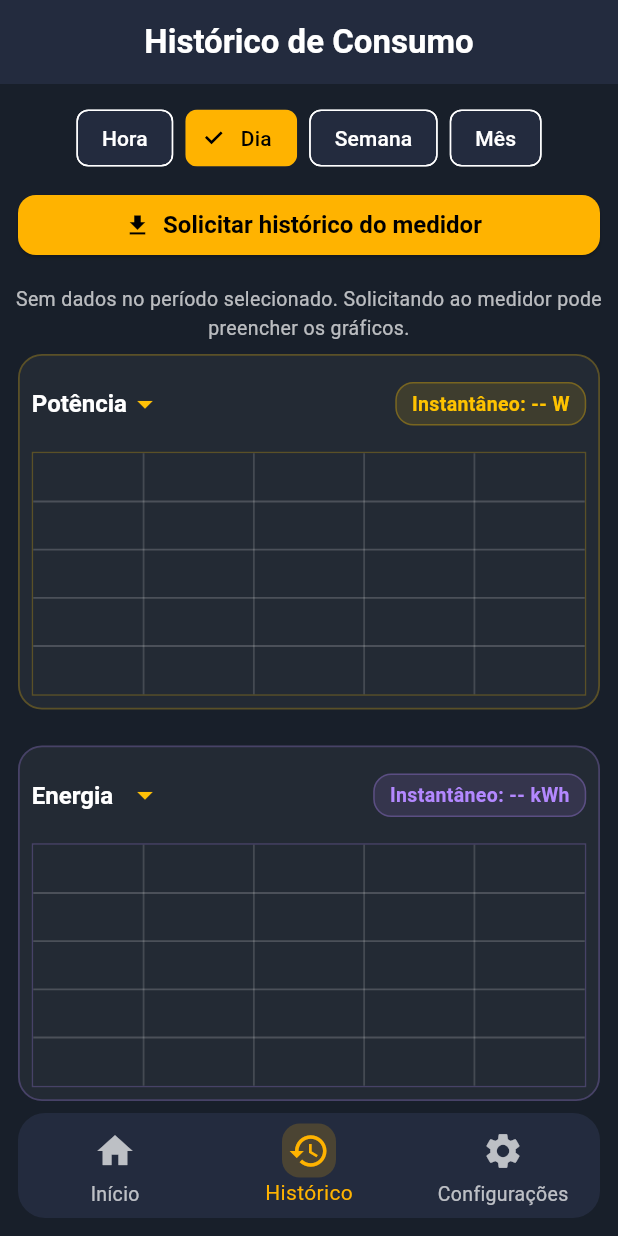
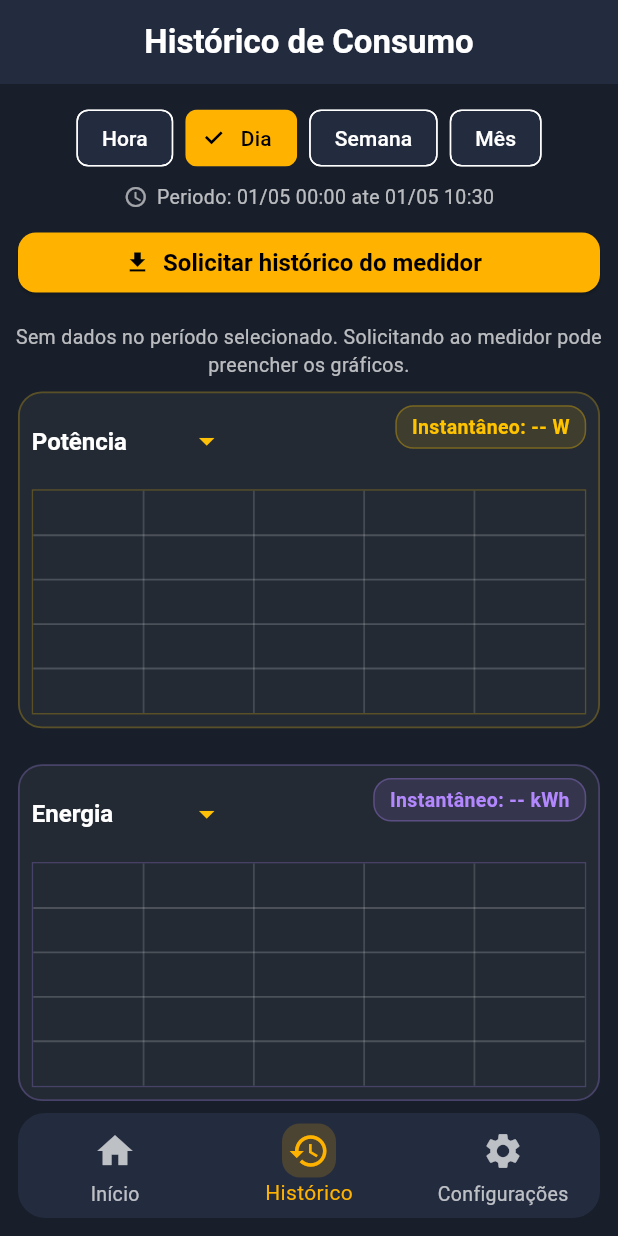
Before and after one commit to frahncky/EMetrics-IoT, a Flutter app: the screen it shows after launch, item 2 of the bottom bar chosen, on a phone screen of 412 x 824 dp. Run offline on Flutter 3.47's test engine with Material 3 defaults, Android fonts, the phone set to English and light mode, and no system bars; drawn by our look-alikes of fl_chart; our stand-ins replace csv, flutter_local_notifications, flutter_riverpod, shared_preferences, sqflite; missing offline and left inert: mqtt_client; accounts and stored records are empty.

Commit message:
feat: enhance history UX and persist mqtt settings

```diff
--- a/lib/src/ui/history/history_chart.dart
+++ b/lib/src/ui/history/history_chart.dart
@@ -61,6 +61,7 @@ class HistoryChart extends StatelessWidget {
       spots.add(FlSpot(i.toDouble(), value));
     }
     final double? lastValue = data.isNotEmpty ? _getFieldValue(data.last, field) : null;
+    final labelStep = data.length > 6 ? (data.length / 4).ceil() : 1;
 
     return Container(
       margin: const EdgeInsets.symmetric(horizontal: 12, vertical: 8),
@@ -74,8 +75,9 @@ class HistoryChart extends StatelessWidget {
         child: Column(
           crossAxisAlignment: CrossAxisAlignment.stretch,
           children: [
-            Row(
-              mainAxisAlignment: MainAxisAlignment.spaceBetween,
+            Wrap(
+              alignment: WrapAlignment.spaceBetween,
+              runSpacing: 8,
               children: [
                 fieldSelector != null
                     ? fieldSelector!(context)
@@ -143,7 +145,7 @@ class HistoryChart extends StatelessWidget {
                               showTitles: true,
                               reservedSize: 28,
                               getTitlesWidget: (value, meta) => Text(
-                                value.toInt().toString(),
+                                _buildBottomLabel(value, data, labelStep),
                                 style: TextStyle(color: Colors.white.withOpacity(0.5), fontSize: 11),
                               ),
                             ),
@@ -207,4 +209,19 @@ class HistoryChart extends StatelessWidget {
         return 0;
     }
   }
+
+  String _buildBottomLabel(double value, List<Metric> data, int labelStep) {
+    final index = value.toInt();
+    if (index < 0 || index >= data.length) {
+      return '';
+    }
+    if (index % labelStep != 0 && index != data.length - 1) {
+      return '';
+    }
+
+    final timestamp = data[index].timestamp;
+    final hour = timestamp.hour.toString().padLeft(2, '0');
+    final minute = timestamp.minute.toString().padLeft(2, '0');
+    return '$hour:$minute';
+  }
 }
--- a/lib/src/ui/history/history_page.dart
+++ b/lib/src/ui/history/history_page.dart
@@ -49,6 +49,8 @@ class _HistoryChartSelector extends StatelessWidget {
       {'label': 'Corrente', 'value': 'current'},
       {'label': 'Tensão', 'value': 'voltage'},
       {'label': 'Energia', 'value': 'energy'},
+      {'label': 'Fator Potência', 'value': 'pf'},
+      {'label': 'Frequência', 'value': 'frequency'},
     ];
     return DropdownButtonHideUnderline(
       child: DropdownButton<String>(
@@ -111,6 +113,14 @@ class _HistoryPageState extends ConsumerState<HistoryPage> {
     }
   }
 
+  String _formatDateTime(DateTime value) {
+    final day = value.day.toString().padLeft(2, '0');
+    final month = value.month.toString().padLeft(2, '0');
+    final hour = value.hour.toString().padLeft(2, '0');
+    final minute = value.minute.toString().padLeft(2, '0');
+    return '$day/$month $hour:$minute';
+  }
+
   Future<void> _requestHistoryFromMeter() async {
     final range = (_activeFrom, _activeTo);
     setState(() {
@@ -162,6 +172,20 @@ class _HistoryPageState extends ConsumerState<HistoryPage> {
                 _activeTo = range.$2;
               });
             },
+          ),
+          Padding(
+            padding: const EdgeInsets.fromLTRB(12, 6, 12, 0),
+            child: Row(
+              mainAxisAlignment: MainAxisAlignment.center,
+              children: [
+                const Icon(Icons.schedule, size: 16, color: Colors.white60),
+                const SizedBox(width: 6),
+                Text(
+                  'Periodo: ${_formatDateTime(_activeFrom)} ate ${_formatDateTime(_activeTo)}',
+                  style: const TextStyle(color: Colors.white70, fontSize: 13),
+                ),
+              ],
+            ),
           ),
           const SizedBox(height: 10),
           Padding(
--- a/pubspec.yaml
+++ b/pubspec.yaml
@@ -41,6 +41,7 @@ dependencies:
   pdf: ^3.10.8
   printing: ^5.12.0
   flutter_local_notifications: ^17.1.2
+  shared_preferences: ^2.3.2
   cupertino_icons: ^1.0.8
 
 dev_dependencies:
```
Also changed, not shown: lib/src/providers/mqtt_settings_provider.dart (+28 -3 lines), lib/src/ui/settings/settings_page.dart (+27 -15 lines), pubspec.lock, 1 other file.
